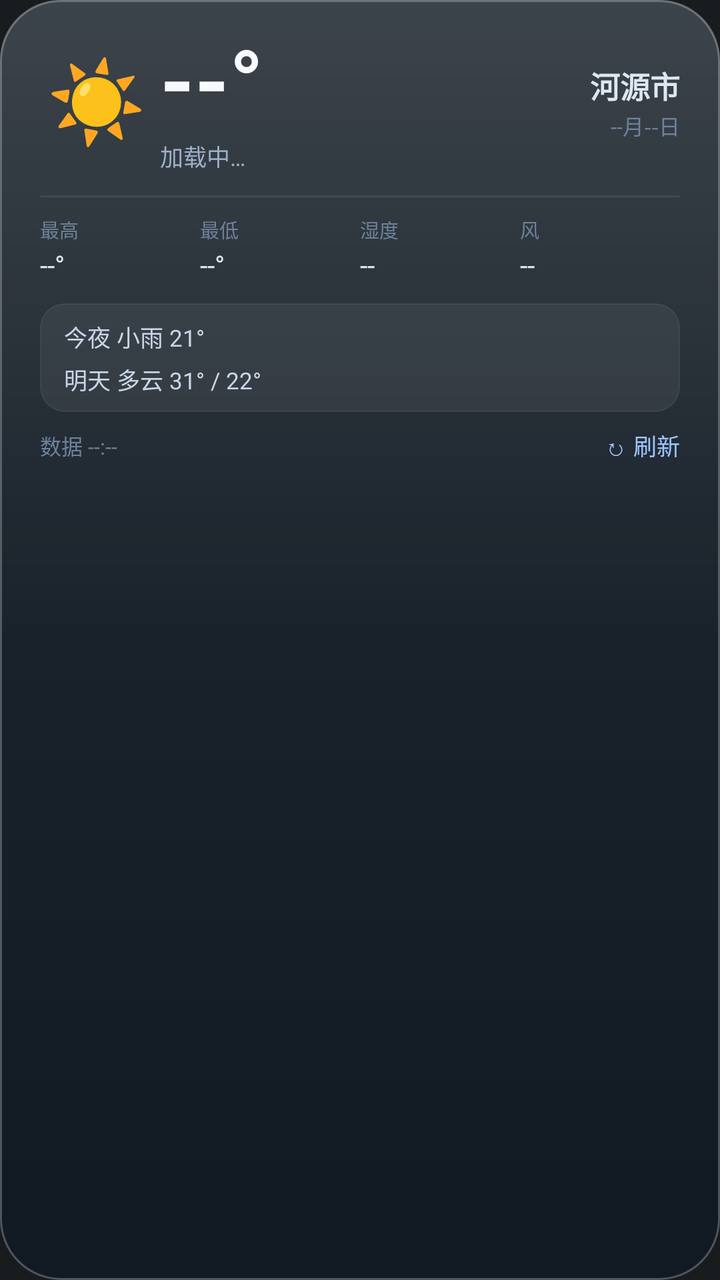
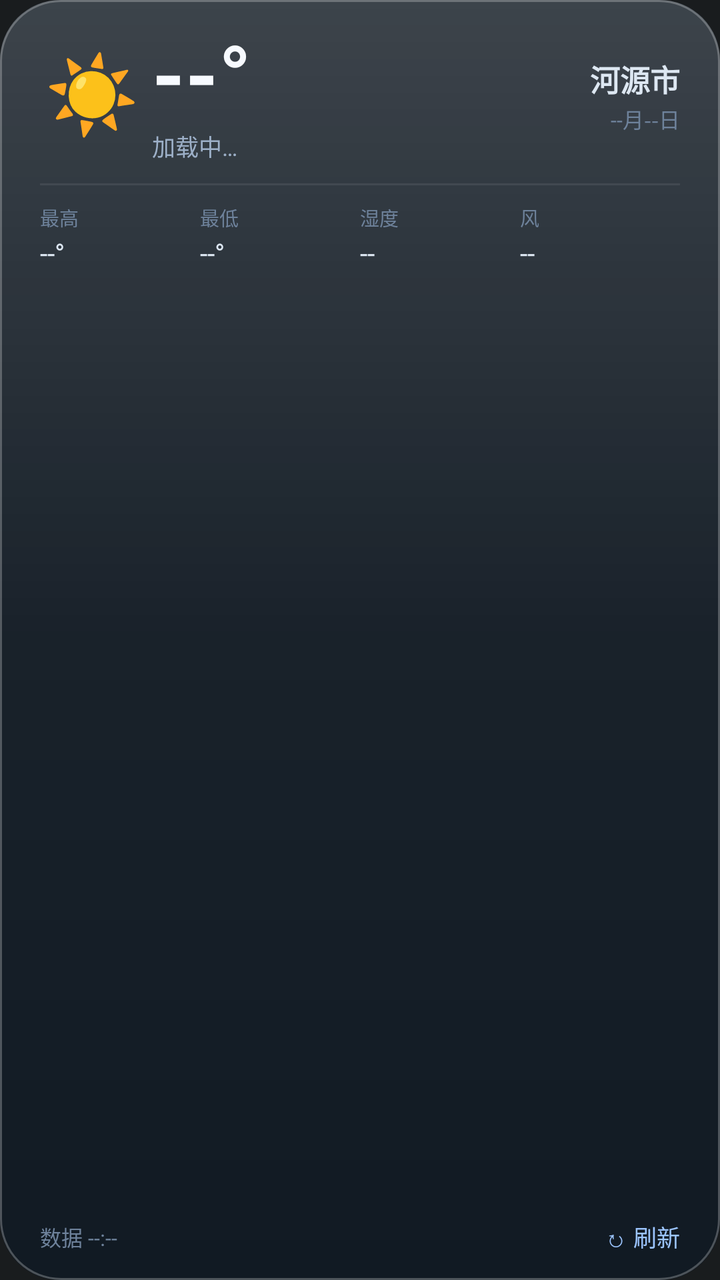

Compare the two renders of this Android layout. The source of the first and the diff that turns it into the second are given below.
<!-- AndroidManifest.xml: application theme android:Theme.DeviceDefault.NoActionBar -->
<!-- res/layout/widget_weather.xml -->
<?xml version="1.0" encoding="utf-8"?>
<LinearLayout xmlns:android="http://schemas.android.com/apk/res/android"
    android:id="@+id/root"
    android:layout_width="match_parent"
    android:layout_height="match_parent"
    android:orientation="vertical"
    android:background="@drawable/widget_bg"
    android:paddingLeft="20dp"
    android:paddingRight="20dp"
    android:paddingTop="16dp"
    android:paddingBottom="14dp">

    
    <LinearLayout
        android:layout_width="match_parent"
        android:layout_height="wrap_content"
        android:orientation="horizontal"
        android:gravity="center_vertical">

        <TextView
            android:id="@+id/tv_emoji"
            android:layout_width="56dp"
            android:layout_height="56dp"
            android:gravity="center"
            android:textSize="40sp"
            android:text="☀️"
            android:includeFontPadding="false" />

        <LinearLayout
            android:layout_width="0dp"
            android:layout_height="wrap_content"
            android:layout_weight="1"
            android:orientation="vertical"
            android:layout_marginLeft="4dp">

            <TextView
                android:id="@+id/tv_temp"
                android:layout_width="wrap_content"
                android:layout_height="wrap_content"
                android:text="--°"
                android:textColor="@color/temp_text"
                android:textSize="44sp"
                android:textStyle="bold"
                android:includeFontPadding="false"
                android:lineSpacingMultiplier="1.0" />

            <TextView
                android:id="@+id/tv_cond"
                android:layout_width="wrap_content"
                android:layout_height="wrap_content"
                android:layout_marginTop="2dp"
                android:text="加载中…"
                android:textColor="@color/secondary_text"
                android:textSize="11.5sp"
                android:singleLine="true"
                android:ellipsize="end" />
        </LinearLayout>

        <LinearLayout
            android:layout_width="wrap_content"
            android:layout_height="wrap_content"
            android:orientation="vertical"
            android:gravity="end">

            <TextView
                android:id="@+id/tv_city"
                android:layout_width="wrap_content"
                android:layout_height="wrap_content"
                android:text="河源市"
                android:textColor="@color/primary_text"
                android:textSize="15sp"
                android:textStyle="bold" />

            <TextView
                android:id="@+id/tv_date"
                android:layout_width="wrap_content"
                android:layout_height="wrap_content"
                android:text="--月--日"
                android:textColor="@color/dim_text"
                android:textSize="10.5sp"
                android:layout_marginTop="1dp" />
        </LinearLayout>
    </LinearLayout>

    
    <TextView
        android:layout_width="match_parent"
        android:layout_height="1dp"
        android:layout_marginTop="11dp"
        android:background="#14FFFFFF" />

    
    <LinearLayout
        android:layout_width="match_parent"
        android:layout_height="wrap_content"
        android:layout_marginTop="9dp"
        android:orientation="horizontal">

        <LinearLayout
            android:layout_width="0dp"
            android:layout_height="wrap_content"
            android:layout_weight="1"
            android:orientation="vertical">

            <TextView
                android:layout_width="wrap_content"
                android:layout_height="wrap_content"
                android:text="最高"
                android:textColor="@color/dim_text"
                android:textSize="9.5sp" />

            <TextView
                android:id="@+id/tv_hi"
                android:layout_width="wrap_content"
                android:layout_height="wrap_content"
                android:layout_marginTop="1dp"
                android:text="--°"
                android:textColor="@color/primary_text"
                android:textSize="13.5sp"
                android:singleLine="true"
                android:ellipsize="end" />
        </LinearLayout>

        <LinearLayout
            android:layout_width="0dp"
            android:layout_height="wrap_content"
            android:layout_weight="1"
            android:orientation="vertical">

            <TextView
                android:layout_width="wrap_content"
                android:layout_height="wrap_content"
                android:text="最低"
                android:textColor="@color/dim_text"
                android:textSize="9.5sp" />

            <TextView
                android:id="@+id/tv_lo"
                android:layout_width="wrap_content"
                android:layout_height="wrap_content"
                android:layout_marginTop="1dp"
                android:text="--°"
                android:textColor="@color/primary_text"
                android:textSize="13.5sp"
                android:singleLine="true"
                android:ellipsize="end" />
        </LinearLayout>

        <LinearLayout
            android:layout_width="0dp"
            android:layout_height="wrap_content"
            android:layout_weight="1"
            android:orientation="vertical">

            <TextView
                android:layout_width="wrap_content"
                android:layout_height="wrap_content"
                android:text="湿度"
                android:textColor="@color/dim_text"
                android:textSize="9.5sp" />

            <TextView
                android:id="@+id/tv_humidity"
                android:layout_width="wrap_content"
                android:layout_height="wrap_content"
                android:layout_marginTop="1dp"
                android:text="--"
                android:textColor="@color/primary_text"
                android:textSize="13.5sp"
                android:singleLine="true"
                android:ellipsize="end" />
        </LinearLayout>

        <LinearLayout
            android:layout_width="0dp"
            android:layout_height="wrap_content"
            android:layout_weight="1"
            android:orientation="vertical">

            <TextView
                android:id="@+id/tv_wind_dir"
                android:layout_width="wrap_content"
                android:layout_height="wrap_content"
                android:text="风"
                android:textColor="@color/dim_text"
                android:textSize="9.5sp" />

            <TextView
                android:id="@+id/tv_wind"
                android:layout_width="wrap_content"
                android:layout_height="wrap_content"
                android:layout_marginTop="1dp"
                android:text="--"
                android:textColor="@color/primary_text"
                android:textSize="13.5sp"
                android:singleLine="true"
                android:ellipsize="end" />
        </LinearLayout>
    </LinearLayout>

    
    <TextView
        android:id="@+id/tv_forecast"
        android:layout_width="match_parent"
        android:layout_height="wrap_content"
        android:layout_marginTop="10dp"
        android:paddingLeft="12dp"
        android:paddingRight="12dp"
        android:paddingTop="8dp"
        android:paddingBottom="8dp"
        android:background="@drawable/forecast_bg"
        android:text="今夜 小雨 21°\n明天 多云 31° / 22°"
        android:textColor="#C9D6E6"
        android:textSize="11.5sp"
        android:lineSpacingMultiplier="1.25" />

    
    <LinearLayout
        android:layout_width="match_parent"
        android:layout_height="wrap_content"
        android:layout_marginTop="8dp"
        android:orientation="horizontal"
        android:gravity="center_vertical">

        <TextView
            android:id="@+id/tv_updated"
            android:layout_width="0dp"
            android:layout_height="wrap_content"
            android:layout_weight="1"
            android:text="数据 --:--"
            android:textColor="@color/dim_text"
            android:textSize="10.5sp"
            android:singleLine="true" />

        <TextView
            android:id="@+id/tv_refresh"
            android:layout_width="wrap_content"
            android:layout_height="wrap_content"
            android:text="↻ 刷新"
            android:textColor="@color/accent_text"
            android:textSize="11.5sp"
            android:singleLine="true" />
    </LinearLayout>
</LinearLayout>
<!-- resources referenced by this layout -->
<resources>
  <color name="accent_text">#9CC5FF</color>
  <color name="dim_text">#6E829B</color>
  <color name="primary_text">#DDE7F2</color>
  <color name="secondary_text">#9DB0C8</color>
  <color name="temp_text">#F7FAFF</color>
  <!-- drawable forecast_bg (drawable) -->
  <?xml version="1.0" encoding="utf-8"?>
  <shape xmlns:android="http://schemas.android.com/apk/res/android"
      android:shape="rectangle">
      <corners android:radius="12dp" />
      <solid android:color="#10FFFFFF" />
      <stroke android:width="0.8dp" android:color="#12FFFFFF" />
  </shape>
  <!-- drawable widget_bg (drawable) -->
  <?xml version="1.0" encoding="utf-8"?>
  <layer-list xmlns:android="http://schemas.android.com/apk/res/android">
      
      <item>
          <shape android:shape="rectangle">
              <corners android:radius="30dp" />
              <solid android:color="#E6111A24" />
          </shape>
      </item>
      
      <item>
          <shape android:shape="rectangle">
              <corners android:radius="30dp" />
              <gradient
                  android:angle="270"
                  android:startColor="#2EFFFFFF"
                  android:centerColor="#08FFFFFF"
                  android:endColor="#00FFFFFF" />
          </shape>
      </item>
      
      <item>
          <shape android:shape="rectangle">
              <corners android:radius="30dp" />
              <stroke
                  android:width="1.1dp"
                  android:color="#40FFFFFF" />
          </shape>
      </item>
  </layer-list>
</resources>

<!-- the commit's change to res/layout/widget_weather.xml (unified diff, before → after) -->
@@ -7,218 +7,268 @@
     android:background="@drawable/widget_bg"
     android:paddingLeft="20dp"
     android:paddingRight="20dp"
-    android:paddingTop="16dp"
-    android:paddingBottom="14dp">
+    android:paddingTop="14dp"
+    android:paddingBottom="13dp">
+
+    
+    <ViewFlipper
+        android:id="@+id/flipper"
+        android:layout_width="match_parent"
+        android:layout_height="0dp"
+        android:layout_weight="1"
+        android:autoStart="true"
+        android:flipInterval="4000"
+        android:inAnimation="@android:anim/fade_in"
+        android:outAnimation="@android:anim/fade_out">
+
+        
+        <LinearLayout
+            android:layout_width="match_parent"
+            android:layout_height="match_parent"
+            android:orientation="vertical">
+
+            <LinearLayout
+                android:layout_width="match_parent"
+                android:layout_height="wrap_content"
+                android:orientation="horizontal"
+                android:gravity="center_vertical">
+
+                <TextView
+                    android:id="@+id/tv_emoji"
+                    android:layout_width="52dp"
+                    android:layout_height="52dp"
+                    android:gravity="center"
+                    android:textSize="38sp"
+                    android:text="☀️"
+                    android:includeFontPadding="false" />
+
+                <LinearLayout
+                    android:layout_width="0dp"
+                    android:layout_height="wrap_content"
+                    android:layout_weight="1"
+                    android:orientation="vertical"
+                    android:layout_marginLeft="4dp">
+
+                    <TextView
+                        android:id="@+id/tv_temp"
+                        android:layout_width="wrap_content"
+                        android:layout_height="wrap_content"
+                        android:text="--°"
+                        android:textColor="@color/temp_text"
+                        android:textSize="42sp"
+                        android:textStyle="bold"
+                        android:includeFontPadding="false"
+                        android:lineSpacingMultiplier="1.0" />
+
+                    <TextView
+                        android:id="@+id/tv_cond"
+                        android:layout_width="wrap_content"
+                        android:layout_height="wrap_content"
+                        android:layout_marginTop="1dp"
+                        android:text="加载中…"
+                        android:textColor="@color/secondary_text"
+                        android:textSize="11.5sp"
+                        android:singleLine="true"
+                        android:ellipsize="end" />
+                </LinearLayout>
+
+                <LinearLayout
+                    android:layout_width="wrap_content"
+                    android:layout_height="wrap_content"
+                    android:orientation="vertical"
+                    android:gravity="end">
+
+                    <TextView
+                        android:id="@+id/tv_city"
+                        android:layout_width="wrap_content"
+                        android:layout_height="wrap_content"
+                        android:text="河源市"
+                        android:textColor="@color/primary_text"
+                        android:textSize="15sp"
+                        android:textStyle="bold" />
+
+                    <TextView
+                        android:id="@+id/tv_date"
+                        android:layout_width="wrap_content"
+                        android:layout_height="wrap_content"
+                        android:text="--月--日"
+                        android:textColor="@color/dim_text"
+                        android:textSize="10.5sp"
+                        android:layout_marginTop="1dp" />
+                </LinearLayout>
+            </LinearLayout>
+
+            
+            <TextView
+                android:layout_width="match_parent"
+                android:layout_height="1dp"
+                android:layout_marginTop="10dp"
+                android:background="#14FFFFFF" />
+
+            
+            <LinearLayout
+                android:layout_width="match_parent"
+                android:layout_height="wrap_content"
+                android:layout_marginTop="9dp"
+                android:orientation="horizontal">
+
+                <LinearLayout
+                    android:layout_width="0dp"
+                    android:layout_height="wrap_content"
+                    android:layout_weight="1"
+                    android:orientation="vertical">
+
+                    <TextView
+                        android:layout_width="wrap_content"
+                        android:layout_height="wrap_content"
+                        android:text="最高"
+                        android:textColor="@color/dim_text"
+                        android:textSize="9.5sp" />
+
+                    <TextView
+                        android:id="@+id/tv_hi"
+                        android:layout_width="wrap_content"
+                        android:layout_height="wrap_content"
+                        android:layout_marginTop="1dp"
+                        android:text="--°"
+                        android:textColor="@color/primary_text"
+                        android:textSize="13.5sp"
+                        android:singleLine="true"
+                        android:ellipsize="end" />
+                </LinearLayout>
+
+                <LinearLayout
+                    android:layout_width="0dp"
+                    android:layout_height="wrap_content"
+                    android:layout_weight="1"
+                    android:orientation="vertical">
+
+                    <TextView
+                        android:layout_width="wrap_content"
+                        android:layout_height="wrap_content"
+                        android:text="最低"
+                        android:textColor="@color/dim_text"
+                        android:textSize="9.5sp" />
+
+                    <TextView
+                        android:id="@+id/tv_lo"
+                        android:layout_width="wrap_content"
+                        android:layout_height="wrap_content"
+                        android:layout_marginTop="1dp"
+                        android:text="--°"
+                        android:textColor="@color/primary_text"
+                        android:textSize="13.5sp"
+                        android:singleLine="true"
+                        android:ellipsize="end" />
+                </LinearLayout>
+
+                <LinearLayout
+                    android:layout_width="0dp"
+                    android:layout_height="wrap_content"
+                    android:layout_weight="1"
+                    android:orientation="vertical">
+
+                    <TextView
+                        android:layout_width="wrap_content"
+                        android:layout_height="wrap_content"
+                        android:text="湿度"
+                        android:textColor="@color/dim_text"
+                        android:textSize="9.5sp" />
+
+                    <TextView
+                        android:id="@+id/tv_humidity"
+                        android:layout_width="wrap_content"
+                        android:layout_height="wrap_content"
+                        android:layout_marginTop="1dp"
+                        android:text="--"
+                        android:textColor="@color/primary_text"
+                        android:textSize="13.5sp"
+                        android:singleLine="true"
+                        android:ellipsize="end" />
+                </LinearLayout>
+
+                <LinearLayout
+                    android:layout_width="0dp"
+                    android:layout_height="wrap_content"
+                    android:layout_weight="1"
+                    android:orientation="vertical">
+
+                    <TextView
+                        android:id="@+id/tv_wind_dir"
+                        android:layout_width="wrap_content"
+                        android:layout_height="wrap_content"
+                        android:text="风"
+                        android:textColor="@color/dim_text"
+                        android:textSize="9.5sp" />
+
+                    <TextView
+                        android:id="@+id/tv_wind"
+                        android:layout_width="wrap_content"
+                        android:layout_height="wrap_content"
+                        android:layout_marginTop="1dp"
+                        android:text="--"
+                        android:textColor="@color/primary_text"
+                        android:textSize="13.5sp"
+                        android:singleLine="true"
+                        android:ellipsize="end" />
+                </LinearLayout>
+            </LinearLayout>
+        </LinearLayout>
+
+        
+        <LinearLayout
+            android:layout_width="match_parent"
+            android:layout_height="match_parent"
+            android:orientation="vertical">
+
+            <TextView
+                android:layout_width="wrap_content"
+                android:layout_height="wrap_content"
+                android:text="未来天气"
+                android:textColor="@color/dim_text"
+                android:textSize="10.5sp"
+                android:letterSpacing="0.1" />
+
+            <TextView
+                android:id="@+id/tv_f1"
+                android:layout_width="wrap_content"
+                android:layout_height="wrap_content"
+                android:layout_marginTop="7dp"
+                android:text="☔ 今夜  小雨  21°"
+                android:textColor="@color/primary_text"
+                android:textSize="13sp"
+                android:singleLine="true"
+                android:ellipsize="end" />
+
+            <TextView
+                android:id="@+id/tv_f2"
+                android:layout_width="wrap_content"
+                android:layout_height="wrap_content"
+                android:layout_marginTop="5dp"
+                android:text="⛅ 明天  多云  31° / 22°"
+                android:textColor="@color/primary_text"
+                android:textSize="13sp"
+                android:singleLine="true"
+                android:ellipsize="end" />
+
+            <TextView
+                android:id="@+id/tv_f3"
+                android:layout_width="wrap_content"
+                android:layout_height="wrap_content"
+                android:layout_marginTop="5dp"
+                android:text="⛈️ 后天  雷阵雨  31° / 22°"
+                android:textColor="@color/primary_text"
+                android:textSize="13sp"
+                android:singleLine="true"
+                android:ellipsize="end" />
+        </LinearLayout>
+    </ViewFlipper>
 
     
     <LinearLayout
         android:layout_width="match_parent"
         android:layout_height="wrap_content"
-        android:orientation="horizontal"
-        android:gravity="center_vertical">
-
-        <TextView
-            android:id="@+id/tv_emoji"
-            android:layout_width="56dp"
-            android:layout_height="56dp"
-            android:gravity="center"
-            android:textSize="40sp"
-            android:text="☀️"
-            android:includeFontPadding="false" />
-
-        <LinearLayout
-            android:layout_width="0dp"
-            android:layout_height="wrap_content"
-            android:layout_weight="1"
-            android:orientation="vertical"
-            android:layout_marginLeft="4dp">
-
-            <TextView
-                android:id="@+id/tv_temp"
-                android:layout_width="wrap_content"
-                android:layout_height="wrap_content"
-                android:text="--°"
-                android:textColor="@color/temp_text"
-                android:textSize="44sp"
-                android:textStyle="bold"
-                android:includeFontPadding="false"
-                android:lineSpacingMultiplier="1.0" />
-
-            <TextView
-                android:id="@+id/tv_cond"
-                android:layout_width="wrap_content"
-                android:layout_height="wrap_content"
-                android:layout_marginTop="2dp"
-                android:text="加载中…"
-                android:textColor="@color/secondary_text"
-                android:textSize="11.5sp"
-                android:singleLine="true"
-                android:ellipsize="end" />
-        </LinearLayout>
-
-        <LinearLayout
-            android:layout_width="wrap_content"
-            android:layout_height="wrap_content"
-            android:orientation="vertical"
-            android:gravity="end">
-
-            <TextView
-                android:id="@+id/tv_city"
-                android:layout_width="wrap_content"
-                android:layout_height="wrap_content"
-                android:text="河源市"
-                android:textColor="@color/primary_text"
-                android:textSize="15sp"
-                android:textStyle="bold" />
-
-            <TextView
-                android:id="@+id/tv_date"
-                android:layout_width="wrap_content"
-                android:layout_height="wrap_content"
-                android:text="--月--日"
-                android:textColor="@color/dim_text"
-                android:textSize="10.5sp"
-                android:layout_marginTop="1dp" />
-        </LinearLayout>
-    </LinearLayout>
-
-    
-    <TextView
-        android:layout_width="match_parent"
-        android:layout_height="1dp"
-        android:layout_marginTop="11dp"
-        android:background="#14FFFFFF" />
-
-    
-    <LinearLayout
-        android:layout_width="match_parent"
-        android:layout_height="wrap_content"
-        android:layout_marginTop="9dp"
-        android:orientation="horizontal">
-
-        <LinearLayout
-            android:layout_width="0dp"
-            android:layout_height="wrap_content"
-            android:layout_weight="1"
-            android:orientation="vertical">
-
-            <TextView
-                android:layout_width="wrap_content"
-                android:layout_height="wrap_content"
-                android:text="最高"
-                android:textColor="@color/dim_text"
-                android:textSize="9.5sp" />
-
-            <TextView
-                android:id="@+id/tv_hi"
-                android:layout_width="wrap_content"
-                android:layout_height="wrap_content"
-                android:layout_marginTop="1dp"
-                android:text="--°"
-                android:textColor="@color/primary_text"
-                android:textSize="13.5sp"
-                android:singleLine="true"
-                android:ellipsize="end" />
-        </LinearLayout>
-
-        <LinearLayout
-            android:layout_width="0dp"
-            android:layout_height="wrap_content"
-            android:layout_weight="1"
-            android:orientation="vertical">
-
-            <TextView
-                android:layout_width="wrap_content"
-                android:layout_height="wrap_content"
-                android:text="最低"
-                android:textColor="@color/dim_text"
-                android:textSize="9.5sp" />
-
-            <TextView
-                android:id="@+id/tv_lo"
-                android:layout_width="wrap_content"
-                android:layout_height="wrap_content"
-                android:layout_marginTop="1dp"
-                android:text="--°"
-                android:textColor="@color/primary_text"
-                android:textSize="13.5sp"
-                android:singleLine="true"
-                android:ellipsize="end" />
-        </LinearLayout>
-
-        <LinearLayout
-            android:layout_width="0dp"
-            android:layout_height="wrap_content"
-            android:layout_weight="1"
-            android:orientation="vertical">
-
-            <TextView
-                android:layout_width="wrap_content"
-                android:layout_height="wrap_content"
-                android:text="湿度"
-                android:textColor="@color/dim_text"
-                android:textSize="9.5sp" />
-
-            <TextView
-                android:id="@+id/tv_humidity"
-                android:layout_width="wrap_content"
-                android:layout_height="wrap_content"
-                android:layout_marginTop="1dp"
-                android:text="--"
-                android:textColor="@color/primary_text"
-                android:textSize="13.5sp"
-                android:singleLine="true"
-                android:ellipsize="end" />
-        </LinearLayout>
-
-        <LinearLayout
-            android:layout_width="0dp"
-            android:layout_height="wrap_content"
-            android:layout_weight="1"
-            android:orientation="vertical">
-
-            <TextView
-                android:id="@+id/tv_wind_dir"
-                android:layout_width="wrap_content"
-                android:layout_height="wrap_content"
-                android:text="风"
-                android:textColor="@color/dim_text"
-                android:textSize="9.5sp" />
-
-            <TextView
-                android:id="@+id/tv_wind"
-                android:layout_width="wrap_content"
-                android:layout_height="wrap_content"
-                android:layout_marginTop="1dp"
-                android:text="--"
-                android:textColor="@color/primary_text"
-                android:textSize="13.5sp"
-                android:singleLine="true"
-                android:ellipsize="end" />
-        </LinearLayout>
-    </LinearLayout>
-
-    
-    <TextView
-        android:id="@+id/tv_forecast"
-        android:layout_width="match_parent"
-        android:layout_height="wrap_content"
-        android:layout_marginTop="10dp"
-        android:paddingLeft="12dp"
-        android:paddingRight="12dp"
-        android:paddingTop="8dp"
-        android:paddingBottom="8dp"
-        android:background="@drawable/forecast_bg"
-        android:text="今夜 小雨 21°\n明天 多云 31° / 22°"
-        android:textColor="#C9D6E6"
-        android:textSize="11.5sp"
-        android:lineSpacingMultiplier="1.25" />
-
-    
-    <LinearLayout
-        android:layout_width="match_parent"
-        android:layout_height="wrap_content"
-        android:layout_marginTop="8dp"
+        android:layout_marginTop="7dp"
         android:orientation="horizontal"
         android:gravity="center_vertical">
 
<!-- resource entries referenced after the edit -->
@@ -5,14 +5,6 @@
   <color name="primary_text">#DDE7F2</color>
   <color name="secondary_text">#9DB0C8</color>
   <color name="temp_text">#F7FAFF</color>
-  <!-- drawable forecast_bg (drawable) -->
-  <?xml version="1.0" encoding="utf-8"?>
-  <shape xmlns:android="http://schemas.android.com/apk/res/android"
-      android:shape="rectangle">
-      <corners android:radius="12dp" />
-      <solid android:color="#10FFFFFF" />
-      <stroke android:width="0.8dp" android:color="#12FFFFFF" />
-  </shape>
   <!-- drawable widget_bg (drawable) -->
   <?xml version="1.0" encoding="utf-8"?>
   <layer-list xmlns:android="http://schemas.android.com/apk/res/android">
